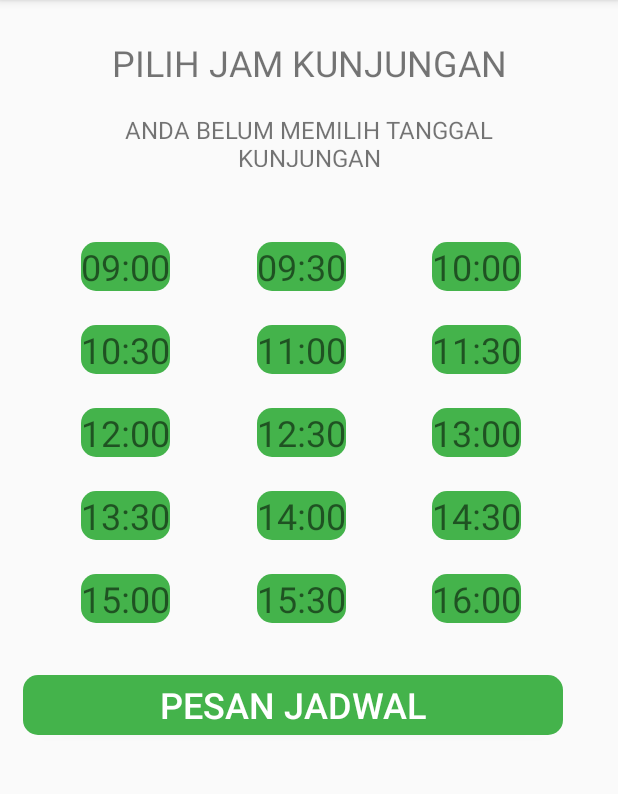
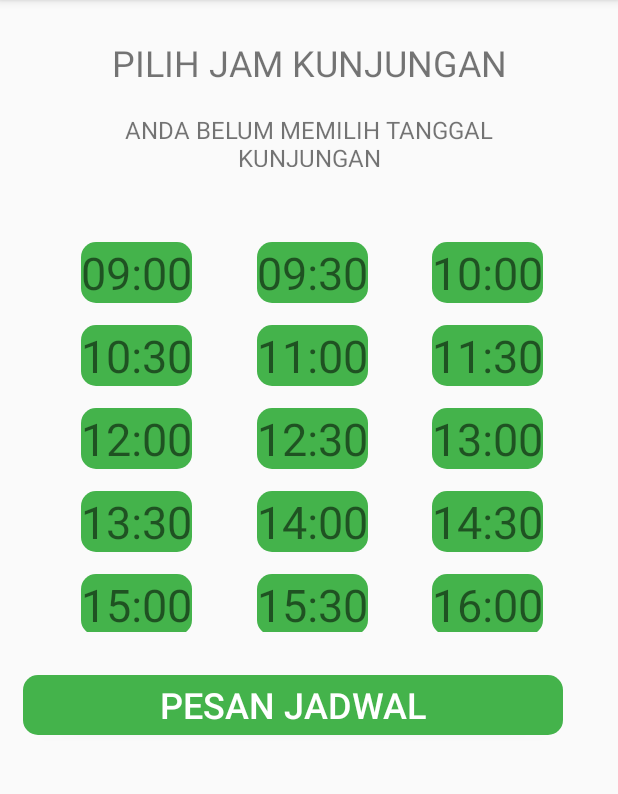
Before and after one commit to KurotsuchiM/dr.stis, an Android app: the activity_jadwal screen opened directly, with no data from a screen before it, after a tap on "09:00", on a phone screen of 412 x 824 dp, the part 84-878 px from its top. Run offline under Robolectric (Android 15) with nearby library versions, the phone set to English and light mode, and no system bars.

Commit message:
Calendar update
1. Added partial Pesan Jadwal support

```diff
--- a/app/src/main/java/stis/kelompok4/drstis/activity_jadwal.java
+++ b/app/src/main/java/stis/kelompok4/drstis/activity_jadwal.java
@@ -7,6 +7,7 @@ import android.support.v7.widget.GridLayoutManager;
 import android.support.v7.widget.LinearLayoutManager;
 import android.support.v7.widget.RecyclerView;
 import android.view.View;
+import android.widget.Button;
 import android.widget.TextView;
 import android.widget.Toast;
 
@@ -20,18 +21,22 @@ import static java.lang.Boolean.FALSE;
 public class activity_jadwal extends AppCompatActivity implements ActivityJadwalAdapter.ItemClickListener
 {
 
+    private boolean selectedTimeStatusAvailable = false;
     private String selectedDate;
     private TextView selectedDateText;
     private ActivityJadwalAdapter adapter;
+    private String selectedTime;
 
     @Override
-    protected void onCreate(Bundle savedInstanceState) {
+    protected void onCreate(Bundle savedInstanceState)
+    {
         super.onCreate(savedInstanceState);
         setContentView(R.layout.activity_jadwal);
 
         selectedDateText = (TextView) findViewById(R.id.selectedDate) ;
-        Intent intent = getIntent();
+        final Intent intent = getIntent();
         Bundle bundle = intent.getExtras();
+        Button pesanJadwal = findViewById(R.id.jadwal_button);
 
         //ArrayList<String> listWaktu = new ArrayList<>();
         String listWaktu[] = new String[15];
@@ -51,23 +56,6 @@ public class activity_jadwal extends AppCompatActivity implements ActivityJadwal
         listWaktu[13] = "15:30";
         listWaktu[14] = "16:00";
 
-        HashMap<String, String> listAvailable = new HashMap<>();
-        listAvailable.put("jam0900", "09:00");
-        listAvailable.put("jam0930", "09:30");
-        listAvailable.put("jam1000", "10:00");
-        listAvailable.put("jam1030", "10:30");
-        listAvailable.put("jam1100", "11:00");
-        listAvailable.put("jam1130", "11:30");
-        listAvailable.put("jam1200", "12:00");
-        listAvailable.put("jam1230", "12:30");
-        listAvailable.put("jam1300", "13:00");
-        listAvailable.put("jam1330", "13:30");
-        listAvailable.put("jam1400", "14:00");
-        listAvailable.put("jam1430", "14:30");
-        listAvailable.put("jam1500", "15:00");
-        listAvailable.put("jam1530", "15:30");
-        listAvailable.put("jam1600", "16:00");
-
 
         RecyclerView listView = (RecyclerView) findViewById(R.id.jadwal_list_itself);
         listView.setLayoutManager(new GridLayoutManager(this, 3));
@@ -84,12 +72,36 @@ public class activity_jadwal extends AppCompatActivity implements ActivityJadwal
             selectedDateText.setText(getSelectedDate());
         }
 
+        pesanJadwal.setOnClickListener(new View.OnClickListener()
+        {
+            @Override
+            public void onClick(View view)
+            {
+                setSelectedTime("");
+
+                Intent intent1 = new Intent(getApplicationContext(), FormulirActivity.class);
+                intent1.putExtra("Jam", getSelectedTime());
+                intent1.putExtra("Tanggal", getSelectedDate());
+
+                startActivity(intent1);
+
+            }
+        });
+
     }
 
     @Override
     public void onItemClick(View view, int position)
     {
-        Toast.makeText(this, "Klik " + adapter.getItem(position) + " pada " + position, Toast.LENGTH_SHORT).show();
+        if(isSelectedTimeStatusAvailable())
+        {
+            Toast.makeText(this, "Jam " + adapter.getItem(position) + " tersedia untuk dipesan.", Toast.LENGTH_SHORT).show();
+        }
+        else
+        {
+            Toast.makeText(this, "Jam " + adapter.getItem(position) + " tidak tersedia, mohon pilih jam yang lain.", Toast.LENGTH_SHORT).show();
+        }
+
     }
 
     public String getSelectedDate() {
@@ -99,4 +111,20 @@ public class activity_jadwal extends AppCompatActivity implements ActivityJadwal
     public void setSelectedDate(String selectedDate) {
         this.selectedDate = selectedDate;
     }
+
+    public boolean isSelectedTimeStatusAvailable() {
+        return selectedTimeStatusAvailable;
+    }
+
+    public void setSelectedTimeStatusAvailable(boolean selectedTimeStatus) {
+        this.selectedTimeStatusAvailable = selectedTimeStatus;
+    }
+
+    public String getSelectedTime() {
+        return selectedTime;
+    }
+
+    public void setSelectedTime(String selectedTime) {
+        this.selectedTime = selectedTime;
+    }
 }
--- a/app/src/main/res/layout/activity_jadwal_listitem.xml
+++ b/app/src/main/res/layout/activity_jadwal_listitem.xml
@@ -15,7 +15,7 @@
             android:layout_gravity="center_horizontal"
             android:textAllCaps="true"
             android:background="@drawable/button_submit"
-            android:textSize="24dp"
+            android:textSize="30dp"
             />
         <TextView
             android:id="@+id/jadwal_status"
@@ -24,7 +24,7 @@
             android:layout_gravity="center_horizontal"
             android:textAllCaps="true"
             android:background="@drawable/button_submit"
-            android:textSize="24dp"
+            android:textSize="30dp"
             />
 
     </LinearLayout>
```
